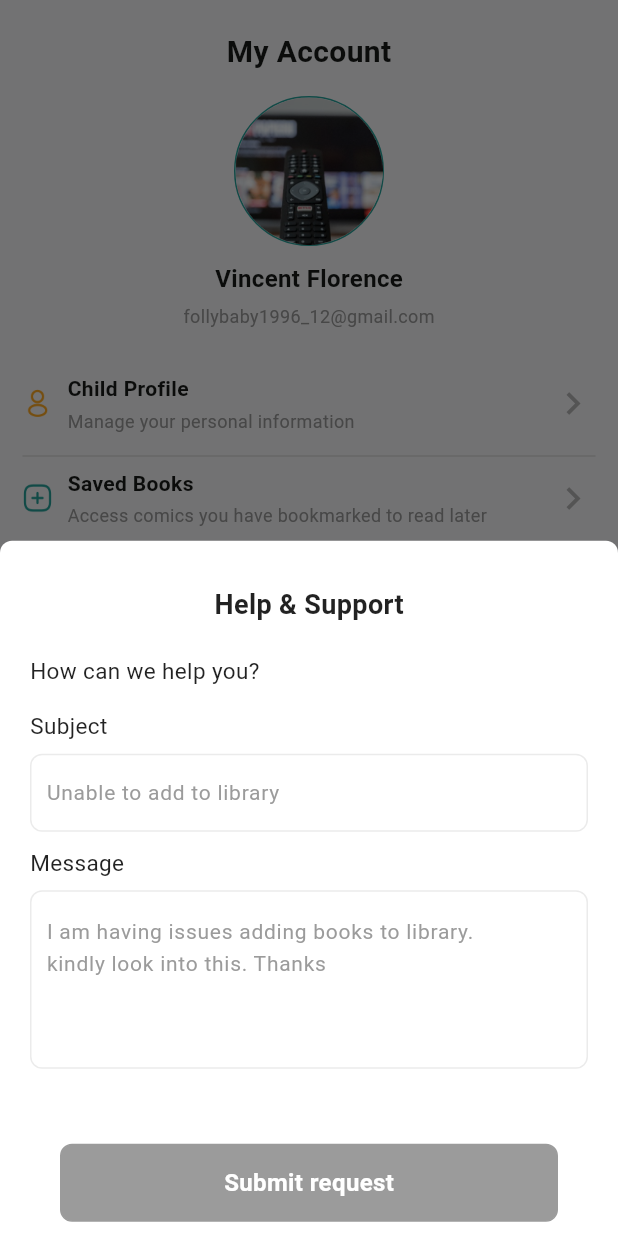
After one commit to CINO1902/AfroReads, a Flutter app: the Account screen opened directly, after a tap on "Help & Support", on a phone screen of 412 x 824 dp. The commit adds this screen. Run offline on Flutter 3.47's test engine with Material 2 defaults, Android fonts, the phone set to English and light mode, and no system bars; our stand-ins replace awesome_dialog, dio, flutter_smart_dialog, flutter_svg, gap, get_it and 2 more; project files that could hold a hidden picture were left out.

Commit message:
help and support modal added

```diff
--- a/lib/features/getuserdetails/presentation/pages/account.dart
+++ b/lib/features/getuserdetails/presentation/pages/account.dart
@@ -2,6 +2,7 @@ import 'package:afroreads/app/styles/fonts.dart';
 import 'package:afroreads/core/constants/app_assets.dart';
 import 'package:afroreads/core/constants/app_colors.dart';
 import 'package:afroreads/features/auth/presentation/widgets/verfication_successful_modal.dart';
+import 'package:afroreads/features/getuserdetails/presentation/widgets/help_support_modal.dart';
 import 'package:afroreads/features/getuserdetails/presentation/widgets/settings_modal.dart';
 import 'package:flutter/material.dart';
 import 'package:gap/gap.dart';
@@ -99,6 +100,20 @@ class _AccountState extends State<Account> {
                 text: "Help & Support",
                 textt: "Get support or assist whenever you need it",
                 image: AppAssets.help,
+                onTap: (){
+                    showModalBottomSheet(
+                        backgroundColor: Colors.white,
+                        shape: const RoundedRectangleBorder(
+                          borderRadius: BorderRadius.only(
+                            topLeft: Radius.circular(8),
+                            topRight: Radius.circular(8),
+                          ),
+                        ),
+                        context: context,
+                        builder: (context) {
+                          return const HelpSupportModal();
+                        });
+                }
               ),
               const Gap(7),
               Divider(color: Colors.grey.withOpacity(0.3)),
--- a/lib/features/getuserdetails/presentation/widgets/change_password_modal.dart
+++ b/lib/features/getuserdetails/presentation/widgets/change_password_modal.dart
@@ -20,6 +20,7 @@ class _ChangePasswordModalState extends State<ChangePasswordModal> {
   final TextEditingController _newPasswordController = TextEditingController();
   final TextEditingController _confirmPasswordController =
       TextEditingController();
+  bool onFocus = false;
 
   @override
   Widget build(BuildContext context) {
@@ -87,6 +88,9 @@ class _ChangePasswordModalState extends State<ChangePasswordModal> {
               ),
               const Gap(8),
               InputField(
+                onChanged: (p0) =>setState(() {
+                  onFocus = true;
+                }),
                 controller: _confirmPasswordController,
                 placeholder: '**********',
                 password: true,
@@ -95,6 +99,12 @@ class _ChangePasswordModalState extends State<ChangePasswordModal> {
               Padding(
                 padding: const EdgeInsets.symmetric(horizontal: 20),
                 child: BusyButton(
+                  borderColor: onFocus ?
+                  AfroReadsColors.primaryColor:
+                  AfroReadsColors.grey,
+                  buttonColor: onFocus ?
+                  AfroReadsColors.primaryColor:
+                  AfroReadsColors.grey,
                   title: "Update Password",
                   onTap: () {
                      Navigator.of(context).pop();
--- /dev/null
+++ b/lib/features/getuserdetails/presentation/widgets/help_support_modal.dart
@@ -0,0 +1,114 @@
+import 'package:afroreads/app/styles/fonts.dart';
+import 'package:afroreads/app/view/widget/busy_button.dart';
+import 'package:afroreads/app/view/widget/input_input.dart';
+import 'package:afroreads/core/constants/app_colors.dart';
+import 'package:afroreads/features/getuserdetails/presentation/widgets/password_successful_modal.dart';
+import 'package:awesome_dialog/awesome_dialog.dart';
+import 'package:flutter/material.dart';
+import 'package:gap/gap.dart';
+
+class HelpSupportModal extends StatefulWidget {
+  const HelpSupportModal({super.key});
+
+  @override
+  State<HelpSupportModal> createState() => _HelpSupportModalState();
+}
+
+class _HelpSupportModalState extends State<HelpSupportModal> {
+  final TextEditingController _supportSubjectController =
+      TextEditingController();
+  final TextEditingController _supportMessageController =
+      TextEditingController();
+  bool onFocus = false;
+
+  @override
+  Widget build(BuildContext context) {
+    return SingleChildScrollView(
+      child: Container(
+        height: 500,
+        width: double.infinity,
+        decoration: const BoxDecoration(
+          color: AfroReadsColors.white,
+          borderRadius: BorderRadius.only(
+            topLeft: Radius.circular(20),
+            topRight: Radius.circular(20),
+          ),
+        ),
+        child: Padding(
+          padding: const EdgeInsets.symmetric(horizontal: 20),
+          child: Column(
+            crossAxisAlignment: CrossAxisAlignment.start,
+            children: [
+              const Gap(30),
+              Align(
+                alignment: Alignment.center,
+                child: TextBold(
+                  "Help & Support",
+                  fontSize: 18,
+                  color: Colors.black87,
+                ),
+              ),
+              const Gap(20),
+              TextBody(
+                "How can we help you?",
+                fontSize: 15,
+                color: Colors.black87,
+              ),
+              const Gap(16),
+              TextBody(
+                "Subject",
+                fontSize: 15,
+                color: Colors.black87,
+              ),
+              const Gap(8),
+              InputField(
+                controller: _supportSubjectController,
+                placeholder: 'Unable to add to library',
+              ),
+              const Gap(10),
+              TextBody(
+                "Message",
+                fontSize: 15,
+                color: Colors.black87,
+              ),
+              const Gap(8),
+              InputField(
+                onChanged: (p0) =>setState(() {
+                  onFocus = true;
+                }),
+                maxLines: 4,
+                maxLength: 7,
+                fieldHeight: 119,
+                controller: _supportMessageController,
+                placeholder:
+                    'I am having issues adding books to library. kindly look into this. Thanks',
+              ),
+              const Gap(50),
+              Padding(
+                padding: const EdgeInsets.symmetric(horizontal: 20),
+                child: BusyButton(
+                  borderColor: onFocus ?
+                  AfroReadsColors.primaryColor:
+                  AfroReadsColors.grey,
+                  buttonColor: onFocus ?
+                  AfroReadsColors.primaryColor:
+                  AfroReadsColors.grey,
+                    title: "Submit request",
+                    onTap: () {
+                      Navigator.of(context).pop();
+                      AwesomeDialog(
+                        context: context,
+                        headerAnimationLoop: false,
+                        animType: AnimType.BOTTOMSLIDE,
+                        dialogType: DialogType.NO_HEADER,
+                        body: const PasswordSuccesfluModal(),
+                      ).show();
+                    }),
+              )
+            ],
+          ),
+        ),
+      ),
+    );
+  }
+}
```
